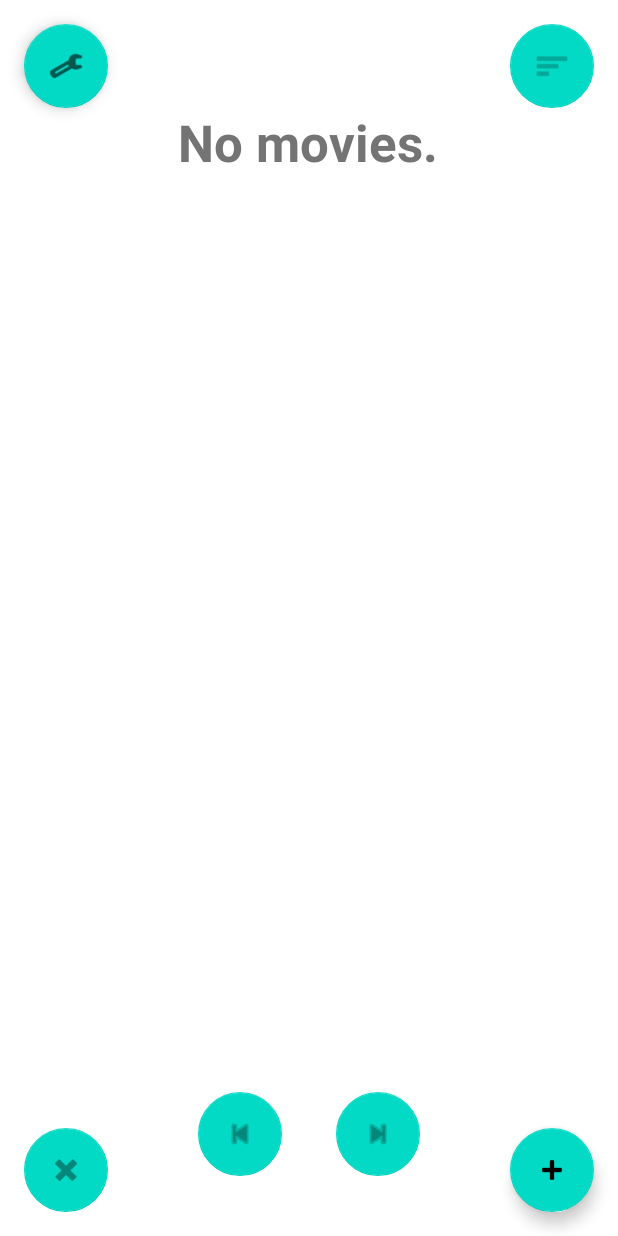
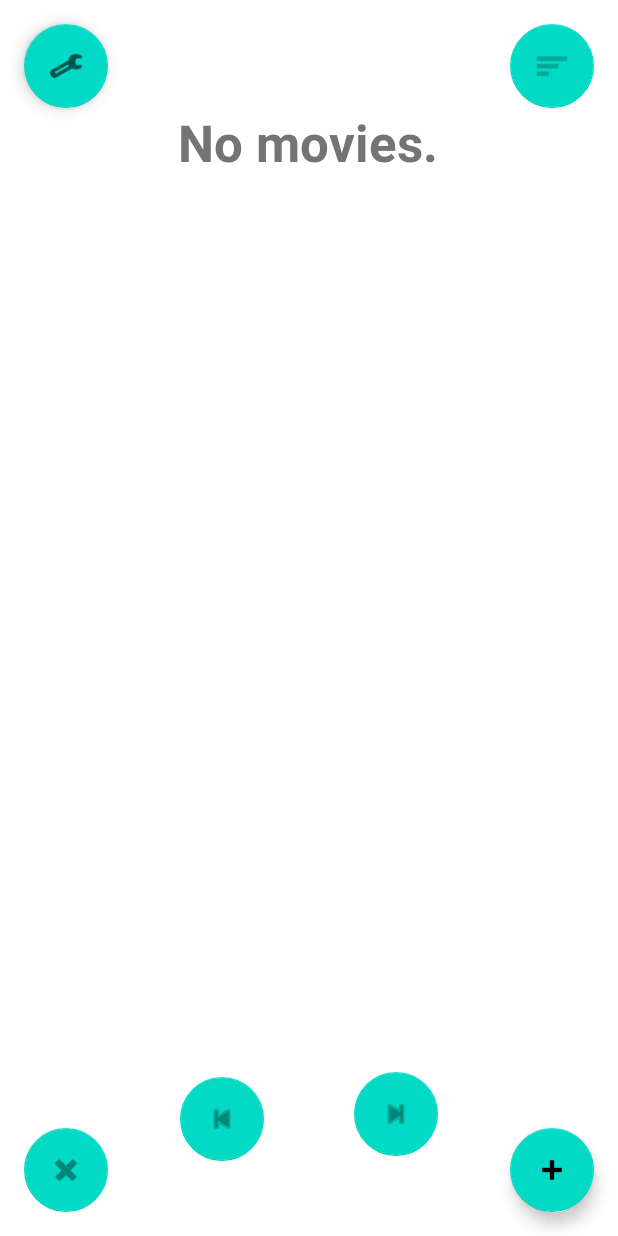
Before and after one commit to lorisdj02/toWatch, an Android app: the screen it shows after launch (MainActivity), on a phone screen of 412 x 824 dp. Run offline under Robolectric (Android 15) with nearby library versions, the phone set to English and light mode, and no system bars.

Commit message:
Final commit (i swear)

```diff
--- a/app/build.gradle
+++ b/app/build.gradle
@@ -35,4 +35,6 @@ dependencies {
     testImplementation 'junit:junit:4.13.2'
     androidTestImplementation 'androidx.test.ext:junit:1.1.3'
     androidTestImplementation 'androidx.test.espresso:espresso-core:3.4.0'
+    implementation 'org.jsoup:jsoup:1.15.2'
+    implementation 'com.squareup.picasso:picasso:2.8'
 }
--- a/app/src/main/AndroidManifest.xml
+++ b/app/src/main/AndroidManifest.xml
@@ -6,14 +6,16 @@
     <uses-permission android:name="android.permission.INTERNET" />
     <uses-permission android:name="android.permission.READ_EXTERNAL_STORAGE" />
     <uses-permission android:name="android.permission.WRITE_EXTERNAL_STORAGE" />
+    <uses-permission android:name="android.permission.ACCESS_NETWORK_STATE" />
+    <uses-permission android:name="android.permission.ACCESS_WIFI_STATE" />
 
     <application
         android:allowBackup="true"
         android:dataExtractionRules="@xml/data_extraction_rules"
         android:fullBackupContent="@xml/backup_rules"
-        android:icon="@mipmap/ic_launcher"
+        android:icon="@drawable/logo"
         android:label="@string/app_name"
-        android:roundIcon="@mipmap/ic_launcher_round"
+        android:roundIcon="@drawable/logo"
         android:supportsRtl="true"
         android:theme="@style/Theme.Light"
         tools:targetApi="31">
--- a/app/src/main/java/it/digirolamopescetti/towatch/FilterMovies.java
+++ b/app/src/main/java/it/digirolamopescetti/towatch/FilterMovies.java
@@ -96,7 +96,7 @@ public class FilterMovies extends AppCompatActivity {
             //controls if a website is selected, if yes save it
             if (findViewById(groupWebSite.getCheckedRadioButtonId()) != null) {
                 selectedWeb = findViewById(groupWebSite.getCheckedRadioButtonId());
-                if(selectedWeb.getText() == getString(R.string.custom))
+                if(selectedWeb.getText().equals(getString(R.string.custom)))
                     webSite = "Others";
                 else
                     webSite = selectedWeb.getText().toString();
@@ -136,7 +136,9 @@ public class FilterMovies extends AppCompatActivity {
     private void darkCheck(){
         if(AppCompatDelegate.getDefaultNightMode() == AppCompatDelegate.MODE_NIGHT_YES)
             setTheme(R.style.Theme_DarkMode);
-        else
+        else {
+            AppCompatDelegate.setDefaultNightMode(AppCompatDelegate.MODE_NIGHT_NO);
             setTheme(R.style.Theme_Light);
+        }
     }
 }
--- a/app/src/main/java/it/digirolamopescetti/towatch/MainActivity.java
+++ b/app/src/main/java/it/digirolamopescetti/towatch/MainActivity.java
@@ -351,8 +351,10 @@ public class MainActivity extends AppCompatActivity implements RemoveDialog.Dial
     private void darkCheck(){
         if(AppCompatDelegate.getDefaultNightMode() == AppCompatDelegate.MODE_NIGHT_YES)
             setTheme(R.style.Theme_DarkMode);
-        else
+        else {
+            AppCompatDelegate.setDefaultNightMode(AppCompatDelegate.MODE_NIGHT_NO);
             setTheme(R.style.Theme_Light);
+        }
     }
 
     private void setLocale(String lang){
--- a/app/src/main/java/it/digirolamopescetti/towatch/Settings.java
+++ b/app/src/main/java/it/digirolamopescetti/towatch/Settings.java
@@ -99,8 +99,10 @@ public class Settings extends AppCompatActivity {
     private void darkCheck(){
         if(AppCompatDelegate.getDefaultNightMode() == AppCompatDelegate.MODE_NIGHT_YES)
             setTheme(R.style.Theme_DarkMode);
-        else
+        else {
+            AppCompatDelegate.setDefaultNightMode(AppCompatDelegate.MODE_NIGHT_NO);
             setTheme(R.style.Theme_Light);
+        }
     }
 
     private void setLocale(String lang){
--- a/app/src/main/res/layout/activity_main.xml
+++ b/app/src/main/res/layout/activity_main.xml
@@ -100,24 +100,28 @@
         android:id="@+id/btnNext"
         android:layout_width="wrap_content"
         android:layout_height="wrap_content"
-        android:layout_marginEnd="60dp"
-        android:layout_marginBottom="40dp"
+        android:layout_marginEnd="120dp"
+        android:layout_marginBottom="50dp"
         android:clickable="true"
         app:backgroundTint="?attr/floatingButtons"
         app:layout_constraintBottom_toBottomOf="parent"
-        app:layout_constraintEnd_toStartOf="@+id/btnAdd"
+        app:layout_constraintEnd_toEndOf="parent"
+        app:layout_constraintTop_toBottomOf="@+id/outImg"
+        app:layout_constraintVertical_bias="0.965"
         app:srcCompat="@android:drawable/ic_media_next" />
 
     <com.google.android.material.floatingactionbutton.FloatingActionButton
         android:id="@+id/btnPrev"
         android:layout_width="wrap_content"
         android:layout_height="wrap_content"
-        android:layout_marginStart="60dp"
-        android:layout_marginBottom="40dp"
+        android:layout_marginStart="120dp"
+        android:layout_marginBottom="50dp"
         android:clickable="true"
         app:backgroundTint="?attr/floatingButtons"
         app:layout_constraintBottom_toBottomOf="parent"
-        app:layout_constraintStart_toEndOf="@+id/btnRemove"
+        app:layout_constraintStart_toStartOf="parent"
+        app:layout_constraintTop_toBottomOf="@+id/outImg"
+        app:layout_constraintVertical_bias="1.0"
         app:srcCompat="@android:drawable/ic_media_previous" />
 
     <com.google.android.material.floatingactionbutton.FloatingActionButton
--- a/app/src/main/res/layout/activity_settings.xml
+++ b/app/src/main/res/layout/activity_settings.xml
@@ -36,14 +36,14 @@
         android:id="@+id/btnBackToMain"
         android:layout_width="180dp"
         android:layout_height="75dp"
-        android:layout_marginTop="144dp"
+        android:layout_marginTop="68dp"
         android:backgroundTint="?attr/buttons"
         android:text="@string/btnBackSettings"
+        android:textColor="?attr/textButton"
         app:layout_constraintEnd_toEndOf="parent"
         app:layout_constraintHorizontal_bias="0.497"
         app:layout_constraintStart_toStartOf="parent"
-        app:layout_constraintTop_toBottomOf="@+id/swNight"
-        android:textColor="?attr/textButton"/>
+        app:layout_constraintTop_toBottomOf="@+id/swNight" />
 
     <androidx.appcompat.widget.SwitchCompat
         android:id="@+id/swNight"
--- a/app/src/main/res/values/strings.xml
+++ b/app/src/main/res/values/strings.xml
@@ -52,6 +52,9 @@
     <string name="btnUrl">Netflix URL</string>
     <string name="addNewMovie">Add new movie</string>
     <string name="image">Image:</string>
+    <string name="errorUrl">Can\'t add title!</string>
+    <string name="errorConnection">You need internet connection to use a Netflix URL!</string>
+    <string name="retry">Retry</string>
 
     <!-- Settings -->
     <string name="nightMode">Night Mode</string>
```
Also changed, not shown: app/src/main/java/it/digirolamopescetti/towatch/AddMovie.java (+96 -7 lines), app/src/main/java/it/digirolamopescetti/towatch/Sirol.java (+13 -1 lines), app/src/main/res/layout/activity_add_movie.xml (+11 -7 lines), app/src/main/res/layout/activity_filter_movies.xml (+7 -3 lines), app/src/main/res/drawable-v24/logo.png (added), 1 other file.
